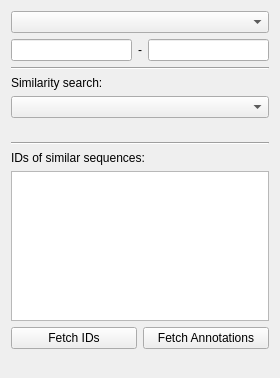
violethaze74/ugene, file src/corelibs/U2View/src/ov_sequence/Das/ui/DasOptionsPanelWidget.ui: the form before one commit.
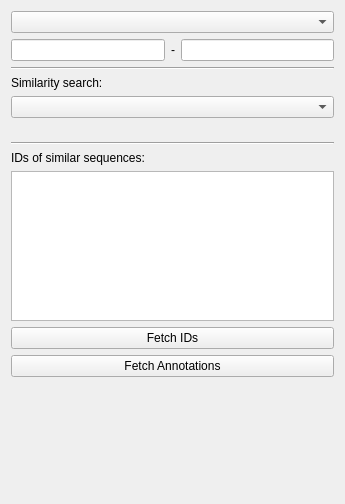
The form after the commit.

Commit message: DAS options panel widget: minor visual modifications for mac.

```diff
--- a/src/corelibs/U2View/src/ov_sequence/Das/ui/DasOptionsPanelWidget.ui
+++ b/src/corelibs/U2View/src/ov_sequence/Das/ui/DasOptionsPanelWidget.ui
@@ -6,8 +6,8 @@
    <rect>
     <x>0</x>
     <y>0</y>
-    <width>280</width>
-    <height>378</height>
+    <width>345</width>
+    <height>504</height>
    </rect>
   </property>
   <property name="sizePolicy">
@@ -174,7 +174,7 @@
     </widget>
    </item>
    <item>
-    <layout class="QHBoxLayout" name="buttonsLayout">
+    <layout class="QVBoxLayout" name="verticalLayout">
      <property name="sizeConstraint">
       <enum>QLayout::SetMinAndMaxSize</enum>
      </property>
```
Left out of the diff: 3 changed lines with no effect on the pictures. The commit also changes 1 other file.
